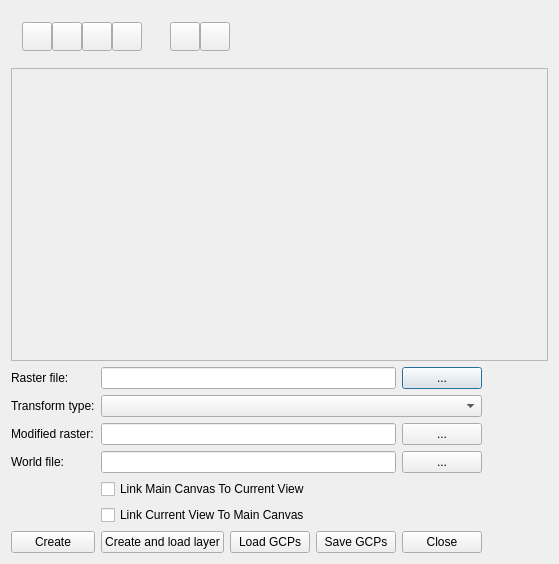
The window that qgspointdialogbase.ui (mmassing/georeferencer) describes before a commit, drawn with Qt 5.
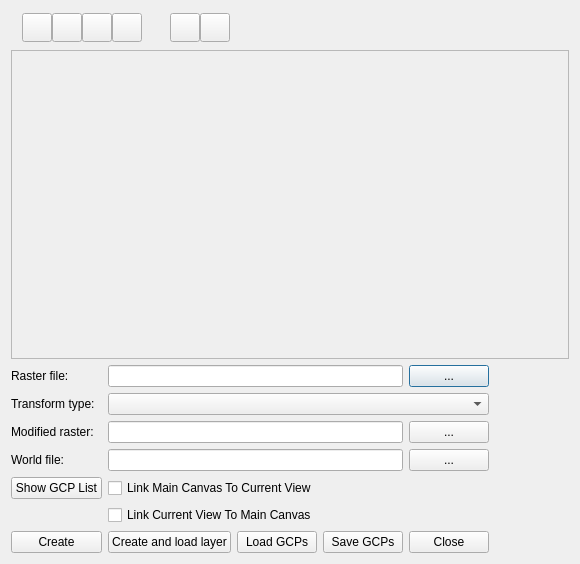
The same window after the commit. Icons and pictures are not drawn.

Patch:
```diff
--- a/qgspointdialogbase.ui
+++ b/qgspointdialogbase.ui
@@ -5,7 +5,7 @@
    <rect>
     <x>0</x>
     <y>0</y>
-    <width>559</width>
+    <width>580</width>
     <height>564</height>
    </rect>
   </property>
@@ -36,9 +36,18 @@
         <property name="spacing" >
          <number>0</number>
         </property>
-        <property name="margin" >
+        <property name="leftMargin" >
          <number>11</number>
         </property>
+        <property name="topMargin" >
+         <number>2</number>
+        </property>
+        <property name="rightMargin" >
+         <number>11</number>
+        </property>
+        <property name="bottomMargin" >
+         <number>2</number>
+        </property>
         <item>
          <widget class="QToolButton" name="tbnZoomIn" >
           <property name="toolTip" >
@@ -140,6 +149,9 @@
      </item>
      <item>
       <widget class="QFrame" name="frame5" >
+       <property name="enabled" >
+        <bool>true</bool>
+       </property>
        <property name="sizePolicy" >
         <sizepolicy vsizetype="Fixed" hsizetype="Fixed" >
          <horstretch>0</horstretch>
@@ -156,9 +168,18 @@
         <property name="spacing" >
          <number>0</number>
         </property>
-        <property name="margin" >
+        <property name="leftMargin" >
          <number>11</number>
         </property>
+        <property name="topMargin" >
+         <number>2</number>
+        </property>
+        <property name="rightMargin" >
+         <number>11</number>
+        </property>
+        <property name="bottomMargin" >
+         <number>2</number>
+        </property>
         <item>
          <widget class="QToolButton" name="tbnAddPoint" >
           <property name="toolTip" >
@@ -384,6 +405,13 @@
          </property>
         </widget>
        </item>
+       <item row="4" column="0" >
+        <widget class="QPushButton" name="pbnShowGCPList" >
+         <property name="text" >
+          <string>Show GCP List</string>
+         </property>
+        </widget>
+       </item>
       </layout>
      </item>
      <item>
```
Left out of the diff: 1 changed line with no effect on the pictures.
